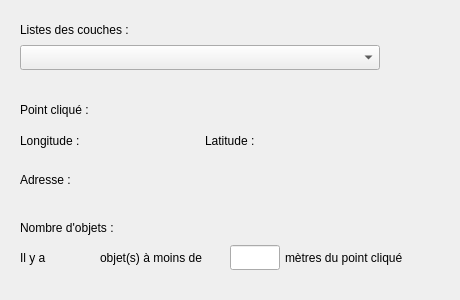
diegoposba/mon_extension, file mon_extension_dialog_base.ui: the form before one commit.
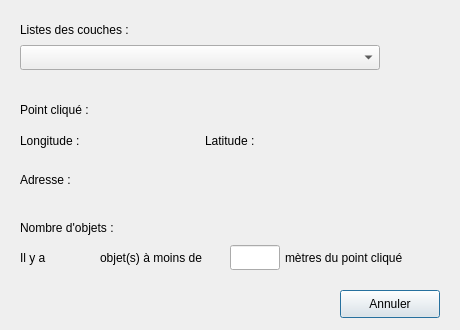
The form after the commit.

Commit message: fix : Issue n°6

The edit to the form file:
```diff
--- a/mon_extension_dialog_base.ui
+++ b/mon_extension_dialog_base.ui
@@ -6,7 +6,7 @@
     <x>0</x>
     <y>0</y>
     <width>460</width>
-    <height>300</height>
+    <height>330</height>
    </rect>
   </property>
   <property name="windowTitle" >
@@ -192,6 +192,19 @@
     <string>mètres du point cliqué</string>
    </property>
   </widget>
+  <widget class="QPushButton" name="btn_annuler" >
+   <property name="geometry" >
+    <rect>
+     <x>340</x>
+     <y>290</y>
+     <width>100</width>
+     <height>28</height>
+    </rect>
+   </property>
+   <property name="text" >
+    <string>Annuler</string>
+   </property>
+  </widget>
  </widget>
  <resources/>
  <connections/>
```
The commit also changes 2 other files.
